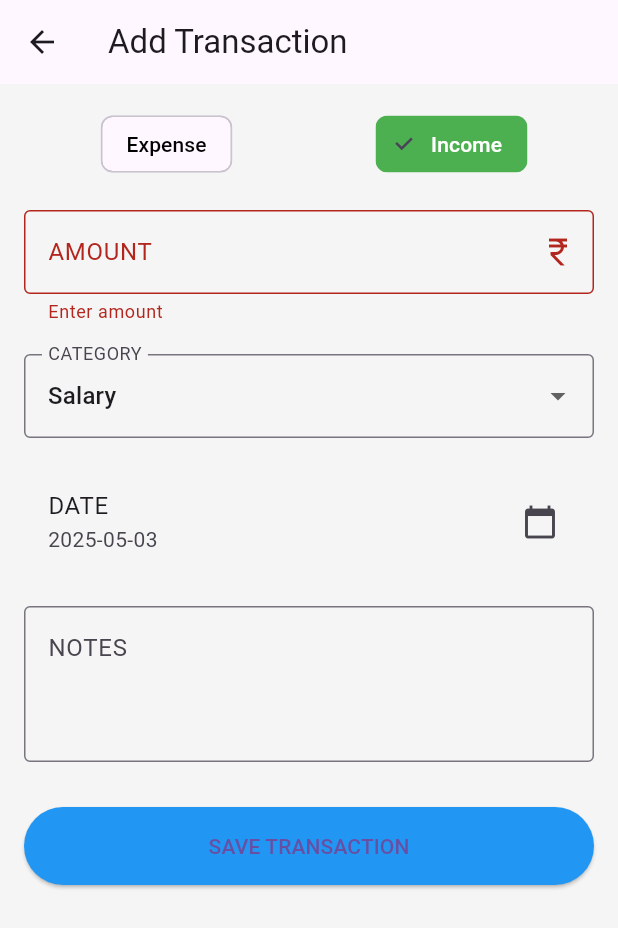
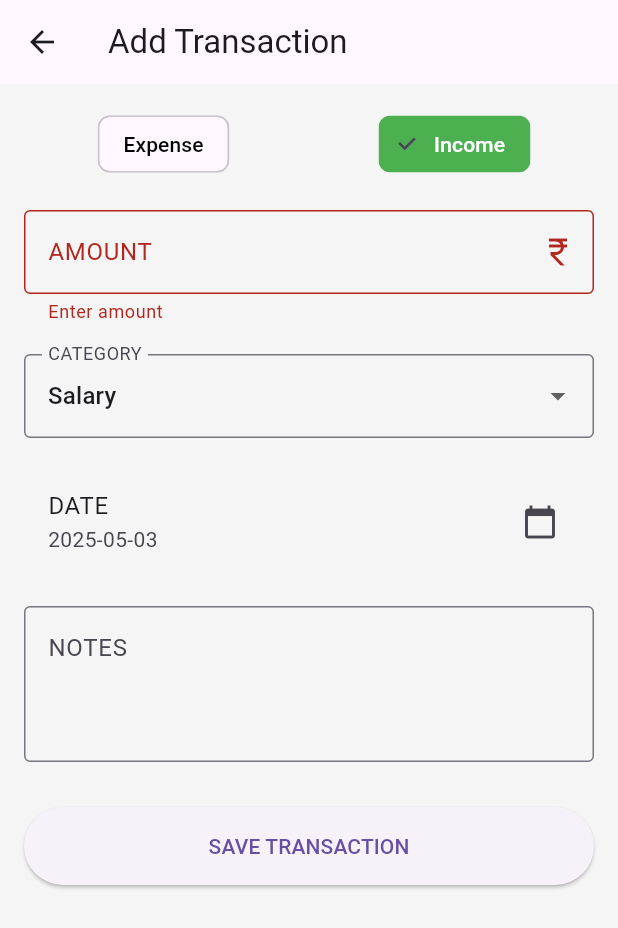
Before and after one commit to Buvan501/Finapp, a Flutter app: the ExpenseTrackingScreen screen opened by its route, after a tap on "Income", after a tap on "SAVE TRANSACTION", on a phone screen of 412 x 824 dp. Shown: the top 928 px of the screen. Run offline on Flutter 3.47's test engine with Material 3 defaults, Android fonts, the phone set to English and light mode, and no system bars; our stand-ins replace fl_chart, flutter_local_notifications, pdf, permission_handler, printing.

Commit message:
Mirror bug fixes

```diff
--- a/lib/screens/expense_tracking_screen.dart
+++ b/lib/screens/expense_tracking_screen.dart
@@ -1,5 +1,7 @@
+// lib/screens/expense_tracking_screen.dart
+
 import 'package:flutter/material.dart';
-import '../app_state.dart';
+import 'package:intl/intl.dart';             // ← import intl
 import '../services/api_service.dart';
 
 class ExpenseTrackingScreen extends StatefulWidget {
@@ -9,8 +11,9 @@ class ExpenseTrackingScreen extends StatefulWidget {
 
 class _ExpenseTrackingScreenState extends State<ExpenseTrackingScreen> {
   final _formKey = GlobalKey<FormState>();
-  final TextEditingController _amountController = TextEditingController();
-  final TextEditingController _otherCategoryController = TextEditingController();
+  final _amountController = TextEditingController();
+  final _otherCategoryController = TextEditingController();
+
   String _transactionType = 'Expense';
   String _category = 'Groceries';
   DateTime _selectedDate = DateTime.now();
@@ -61,7 +64,7 @@ class _ExpenseTrackingScreenState extends State<ExpenseTrackingScreen> {
           child: ChoiceChip(
             label: const Text('Expense'),
             selected: _transactionType == 'Expense',
-            onSelected: (val) {
+            onSelected: (_) {
               setState(() {
                 _transactionType = 'Expense';
                 _category = 'Groceries';
@@ -71,16 +74,16 @@ class _ExpenseTrackingScreenState extends State<ExpenseTrackingScreen> {
             },
             selectedColor: Colors.blue,
             labelStyle: TextStyle(
-              color: _transactionType == 'Expense' ? Colors.white : Colors
-                  .black,
+              color: _transactionType == 'Expense' ? Colors.white : Colors.black,
             ),
           ),
         ),
+        const SizedBox(width: 8),
         Expanded(
           child: ChoiceChip(
             label: const Text('Income'),
             selected: _transactionType == 'Income',
-            onSelected: (val) {
+            onSelected: (_) {
               setState(() {
                 _transactionType = 'Income';
                 _category = 'Salary';
@@ -101,42 +104,36 @@ class _ExpenseTrackingScreenState extends State<ExpenseTrackingScreen> {
   Widget _buildAmountField() {
     return TextFormField(
       controller: _amountController,
-      decoration: InputDecoration(
+      decoration: const InputDecoration(
         labelText: 'AMOUNT',
         prefixText: '₹ ',
         border: OutlineInputBorder(),
         suffixIcon: Icon(Icons.currency_rupee),
       ),
       keyboardType: TextInputType.number,
-      validator: (value) => value!.isEmpty ? 'Enter amount' : null,
+      validator: (v) => (v == null || v.isEmpty) ? 'Enter amount' : null,
     );
   }
 
   Widget _buildCategoryDropdown() {
-    List<String> categories = _transactionType == 'Income'
+    final categories = _transactionType == 'Income'
         ? ['Salary', 'Freelance', 'Investments', 'Other']
         : ['Groceries', 'Transport', 'Entertainment', 'Other'];
 
-    return DropdownButtonFormField(
+    return DropdownButtonFormField<String>(
       value: _category,
-      decoration: InputDecoration(
+      decoration: const InputDecoration(
         labelText: 'CATEGORY',
         border: OutlineInputBorder(),
       ),
       items: categories
-          .map((cat) =>
-          DropdownMenuItem(
-            value: cat,
-            child: Text(cat),
-          ))
+          .map((c) => DropdownMenuItem(value: c, child: Text(c)))
           .toList(),
-      onChanged: (value) {
+      onChanged: (val) {
         setState(() {
-          _category = value.toString();
-          _showOtherCategoryField = (value == 'Other');
-          if (!_showOtherCategoryField) {
-            _otherCategoryController.clear();
-          }
+          _category = val!;
+          _showOtherCategoryField = val == 'Other';
+          if (!_showOtherCategoryField) _otherCategoryController.clear();
         });
       },
     );
@@ -145,36 +142,38 @@ class _ExpenseTrackingScreenState extends State<ExpenseTrackingScreen> {
   Widget _buildOtherCategoryField() {
     return TextFormField(
       controller: _otherCategoryController,
-      decoration: InputDecoration(
+      decoration: const InputDecoration(
         labelText: 'Specify Category',
         border: OutlineInputBorder(),
       ),
-      validator: (value) =>
-      _showOtherCategoryField && value!.isEmpty ? 'Enter category name' : null,
+      validator: (v) {
+        if (_showOtherCategoryField && (v == null || v.isEmpty)) {
+          return 'Enter category name';
+        }
+        return null;
+      },
     );
   }
 
   Widget _buildDatePicker() {
     return ListTile(
-      title: Text('DATE'),
-      subtitle: Text('${_selectedDate.toLocal()}'.split(' ')[0]),
-      trailing: Icon(Icons.calendar_today),
+      title: const Text('DATE'),
+      subtitle: Text(DateFormat('yyyy-MM-dd').format(_selectedDate)), // ← use DateFormat
+      trailing: const Icon(Icons.calendar_today),
       onTap: () async {
-        final pickedDate = await showDatePicker(
+        final picked = await showDatePicker(
           context: context,
           initialDate: _selectedDate,
           firstDate: DateTime(2000),
           lastDate: DateTime(2100),
         );
-        if (pickedDate != null) {
-          setState(() => _selectedDate = pickedDate);
-        }
+        if (picked != null) setState(() => _selectedDate = picked);
       },
     );
   }
 
   Widget _buildNotesField() {
-    return TextFormField(
+    return const TextField(
       decoration: InputDecoration(
         labelText: 'NOTES',
         border: OutlineInputBorder(),
@@ -187,30 +186,30 @@ class _ExpenseTrackingScreenState extends State<ExpenseTrackingScreen> {
   Widget _buildSaveButton() {
     return ElevatedButton(
       onPressed: _saveTransaction,
-      child: const Text('SAVE TRANSACTION'),
       style: ElevatedButton.styleFrom(
         padding: const EdgeInsets.symmetric(vertical: 16),
-        backgroundColor: Colors.blue,
       ),
+      child: const Text('SAVE TRANSACTION'),
     );
   }
 
-  void _saveTransaction() async {
-    if (_formKey.currentState!.validate()) {
+  Future<void> _saveTransaction() async {
+    if (!_formKey.currentState!.validate()) return;
+
     final category = _showOtherCategoryField
         ? _otherCategoryController.text
         : _category;
 
     final success = await ApiService.instance.addTransaction(
-        type: _transactionType.toLowerCase(),
+      type:     _transactionType.toLowerCase(),
       category: category,
-        amount: double.parse(_amountController.text),
-        date: _selectedDate,
-        notes: '', // You can add a TextController for notes if needed
+      amount:   double.parse(_amountController.text),
+      date:     _selectedDate,
+      notes:    '',
     );
 
     if (success) {
-        Navigator.pop(context);
+      Navigator.pop(context, true); // ← return `true` so HomeScreen knows to refresh
     } else {
       ScaffoldMessenger.of(context).showSnackBar(
         const SnackBar(content: Text('Failed to save transaction')),
@@ -218,4 +217,3 @@ class _ExpenseTrackingScreenState extends State<ExpenseTrackingScreen> {
     }
   }
 }
-}
```
Also changed, not shown: lib/screens/home_screen.dart (+93 -111 lines), 7 other files. Lines whose indentation alone changed are shown as unchanged.
